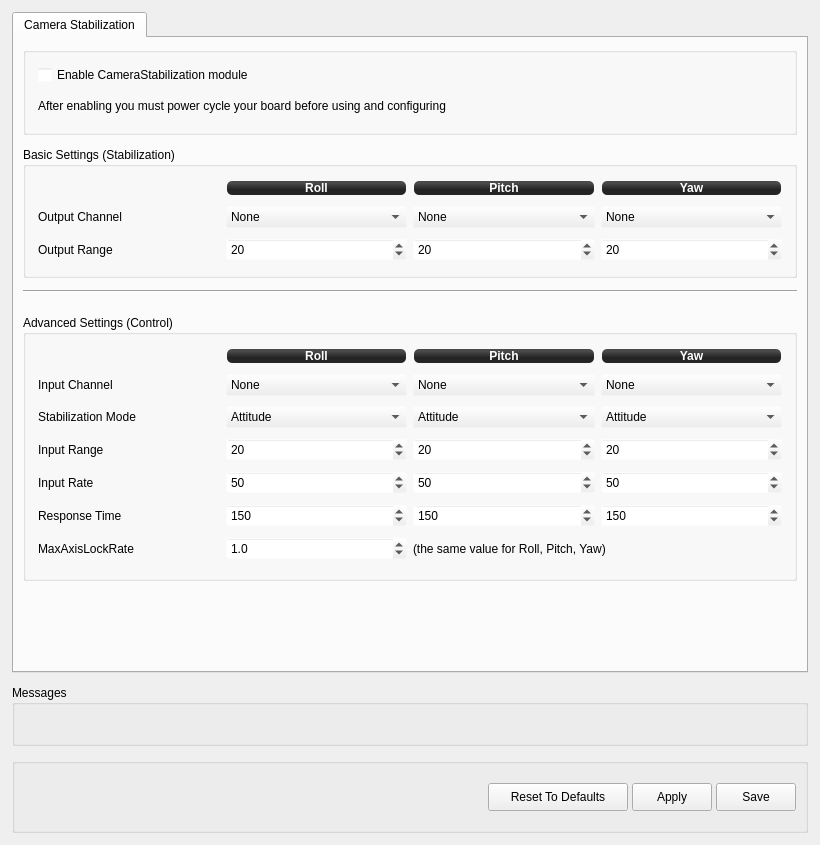
Qt form ground/openpilotgcs/src/plugins/config/camerastabilization.ui (openpilot/OpenPilot) before a commit.
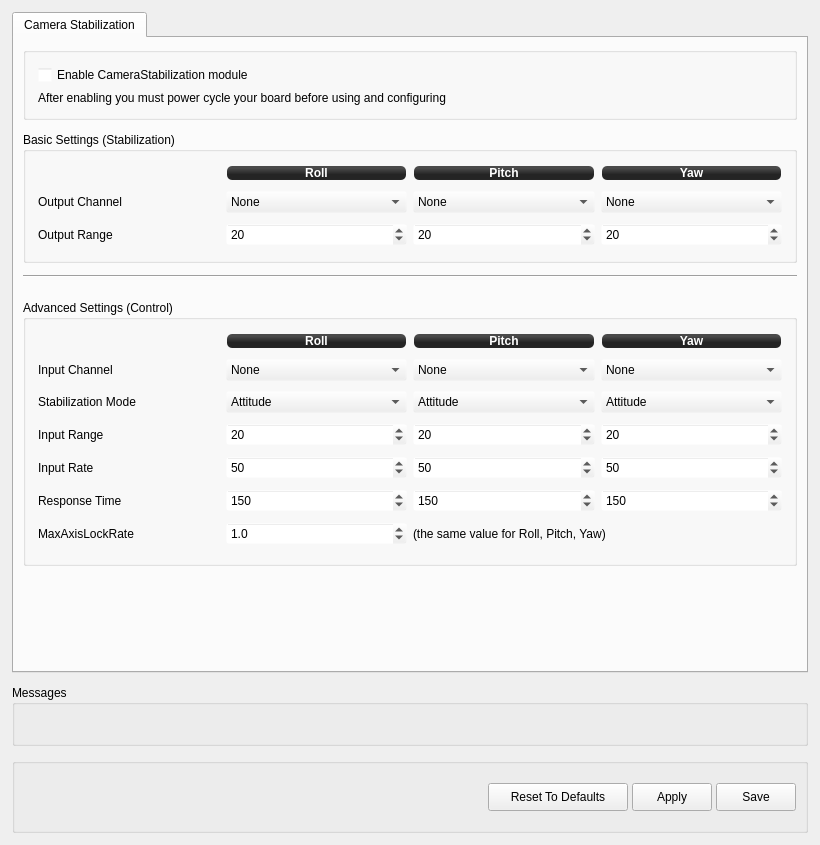
The same form after that commit. Icons and pictures are not drawn.

Commit message: added help buttons, removed wiki buttons, fixed input spacing, misc text fixes, tooltips, removed headings from input chan form

What changed in the file:
```diff
--- a/ground/openpilotgcs/src/plugins/config/camerastabilization.ui
+++ b/ground/openpilotgcs/src/plugins/config/camerastabilization.ui
@@ -132,7 +132,7 @@
             <x>0</x>
             <y>0</y>
             <width>790</width>
-            <height>644</height>
+            <height>648</height>
            </rect>
           </property>
           <property name="autoFillBackground">
@@ -153,7 +153,7 @@
              <property name="minimumSize">
               <size>
                <width>0</width>
-               <height>88</height>
+               <height>70</height>
               </size>
              </property>
              <property name="title">
@@ -976,6 +976,11 @@
        </spacer>
       </item>
       <item>
+       <layout class="QHBoxLayout" name="horizontalLayout_2">
+        <property name="spacing">
+         <number>4</number>
+        </property>
+        <item>
        <widget class="QPushButton" name="camerastabilizationHelp">
         <property name="sizePolicy">
          <sizepolicy hsizetype="Fixed" vsizetype="Fixed">
@@ -1019,11 +1024,6 @@
        </widget>
       </item>
       <item>
-       <layout class="QHBoxLayout" name="horizontalLayout_2">
-        <property name="spacing">
-         <number>4</number>
-        </property>
-        <item>
          <widget class="QPushButton" name="camerastabilizationResetToDefaults">
           <property name="minimumSize">
            <size>
```
Left out of the diff: 4 changed lines with no effect on the pictures. Lines whose indentation alone changed are shown as unchanged. The commit also changes 9 other files.
